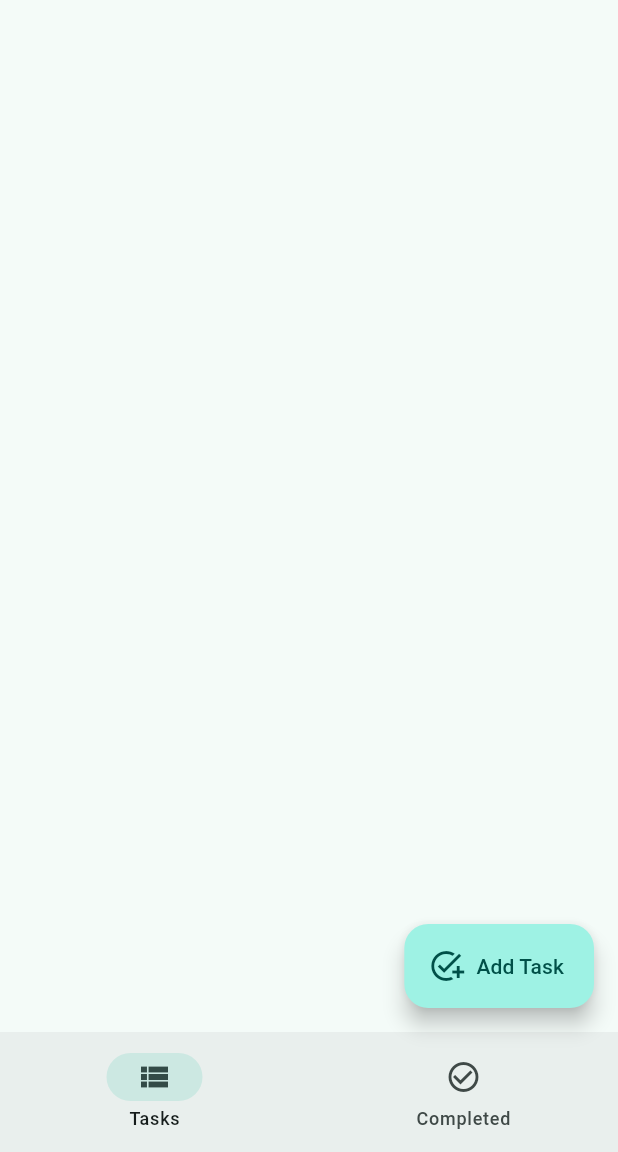
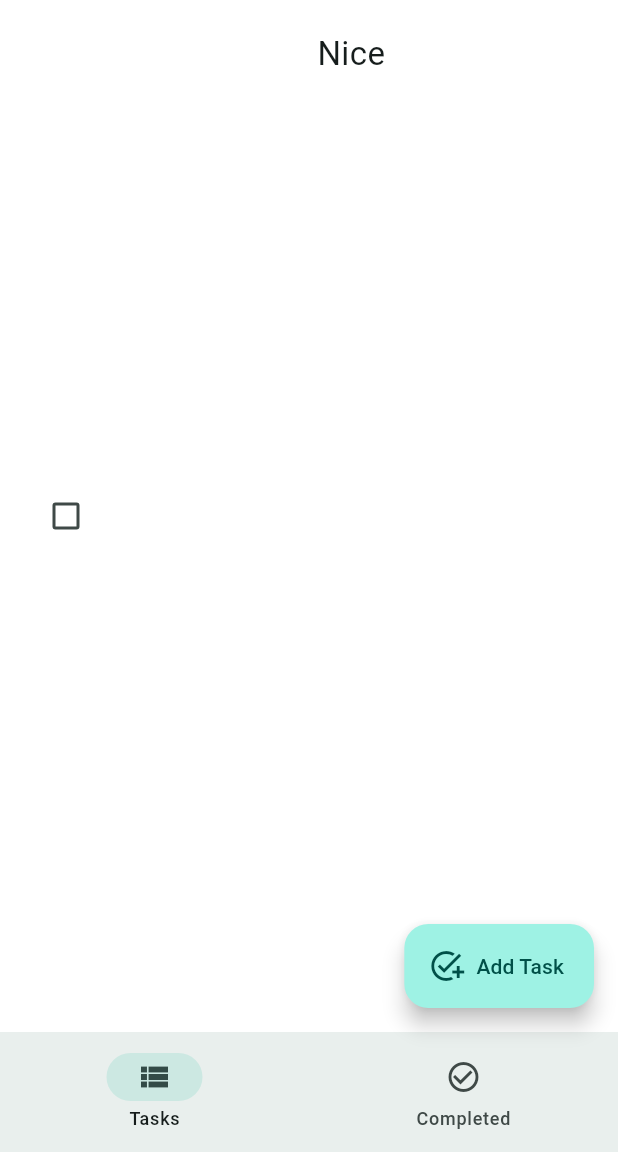
Before and after one commit to vinaytiparadi/material3_todo_provider, a Flutter app: the screen it shows after launch, on a phone screen of 412 x 824 dp, the part 84-1236 px from its top. Run offline on Flutter 3.47's test engine with Material 2 defaults, Android fonts, the light colour scheme and no system bars; drawn by our look-alikes of flutter_slidable.

Commit message:
create widget for displaing todo with slidable actions, add todo list

```diff
--- a/lib/home_page.dart
+++ b/lib/home_page.dart
@@ -1,5 +1,8 @@
 import 'package:flutter/material.dart';
 import 'package:todo_provider/widgets/add_todo_diaglog.dart';
+import 'package:todo_provider/widgets/todo_widget.dart';
+
+import 'model/todo.dart';
 
 class HomePage extends StatefulWidget {
   const HomePage({super.key});
@@ -13,7 +16,9 @@ class _HomePageState extends State<HomePage> {
   @override
   Widget build(BuildContext context) {
     final tabs = [
-      Container(),
+      Container(
+        child: TodoWidget(todo: Todo(createdTime: DateTime.now(), title: 'Nice', id: '333'),),
+      ),
       Container(),
     ];
 
--- a/lib/main.dart
+++ b/lib/main.dart
@@ -1,6 +1,8 @@
 import 'package:flutter/material.dart';
+import 'package:provider/provider.dart';
 
 import 'home_page.dart';
+import 'provider/todo_provider.dart';
 
 void main() {
   runApp(const MyApp());
@@ -11,13 +13,16 @@ class MyApp extends StatelessWidget {
 
   @override
   Widget build(BuildContext context) {
-    return MaterialApp(
-      title: 'Flutter Demo',
-      theme: ThemeData(
-        colorScheme: ColorScheme.fromSeed(seedColor: Colors.teal),
-        useMaterial3: true,
+    return ChangeNotifierProvider(
+      create: (context) => ToDosProvider(),
+      child: MaterialApp(
+        title: 'Material ToDo',
+        theme: ThemeData(
+          colorScheme: ColorScheme.fromSeed(seedColor: Colors.teal),
+          useMaterial3: true,
+        ),
+        home: const HomePage(),
       ),
-      home: const HomePage(),
     );
   }
 }
--- /dev/null
+++ b/lib/model/todo.dart
@@ -0,0 +1,13 @@
+class TodoField{
+  static const createdTime = 'createdTime';
+}
+
+class Todo{
+  DateTime createdTime;
+  String title;
+  String id;
+  String description;
+  bool isDone;
+
+  Todo({required this.createdTime, required this.title, required this.id, this.description='', this.isDone = false});
+}
--- /dev/null
+++ b/lib/provider/todo_provider.dart
@@ -0,0 +1,20 @@
+import 'package:flutter/foundation.dart';
+
+import '../model/todo.dart';
+
+class ToDosProvider extends ChangeNotifier{
+  List<Todo> _todos = [
+    Todo(createdTime: DateTime.now(), title: 'Walk the Dog', id:'1'),
+    Todo(
+        createdTime: DateTime.now(),
+        title: 'Buy these Stuff 💵',
+        id: '2',
+      description: '''- Laptop
+      - Phone
+      - Headphones
+      '''
+    ),
+  ];
+
+  List<Todo> get todos => _todos.where((todo) => todo.isDone == false).toList();
+}
--- /dev/null
+++ b/lib/widgets/todo_widget.dart
@@ -0,0 +1,64 @@
+import 'package:flutter/material.dart';
+import 'package:flutter_slidable/flutter_slidable.dart';
+import 'package:todo_provider/model/todo.dart';
+
+class TodoWidget extends StatelessWidget {
+  final Todo todo;
+  const TodoWidget({super.key, required this.todo});
+
+  @override
+  Widget build(BuildContext context) {
+    return Slidable(
+        startActionPane: ActionPane(motion: const DrawerMotion(), children: [
+          SlidableAction(
+            onPressed: (context) {},
+            label: 'Edit',
+            backgroundColor: Colors.green,
+            icon: Icons.edit,
+          ),
+        ]),
+        endActionPane: ActionPane(motion: const DrawerMotion(), children: [
+          SlidableAction(
+            onPressed: (context) {},
+            label: 'Delete',
+            backgroundColor: Colors.red,
+            icon: Icons.delete,
+          ),
+        ]),
+        key: Key(todo.id),
+        child: buildTodo(context));
+  }
+
+  Widget buildTodo(BuildContext context) => Container(
+        color: Colors.white,
+        padding: const EdgeInsets.all(20),
+        child: Row(
+          children: [
+            Checkbox(value: todo.isDone, onChanged: (_) {}),
+            SizedBox(
+              width: MediaQuery.of(context).size.width * 0.02,
+            ),
+            Expanded(
+                child: Column(
+              children: [
+                Text(
+                  todo.title,
+                  style: const TextStyle(
+                    fontWeight: FontWeight.w400,
+                    fontSize: 22.0,
+                  ),
+                ),
+                if (todo.description.isNotEmpty)
+                  Container(
+                    margin: const EdgeInsets.only(top: 4.0),
+                    child: Text(
+                      todo.description,
+                      style: const TextStyle(fontSize: 20.0, height: 1.5),
+                    ),
+                  ),
+              ],
+            ))
+          ],
+        ),
+      );
+}
--- a/pubspec.yaml
+++ b/pubspec.yaml
@@ -36,6 +36,7 @@ dependencies:
   # Use with the CupertinoIcons class for iOS style icons.
   cupertino_icons: ^1.0.2
   provider:
+  flutter_slidable:
 
 dev_dependencies:
   flutter_test:
```
Also changed, not shown: pubspec.lock.
